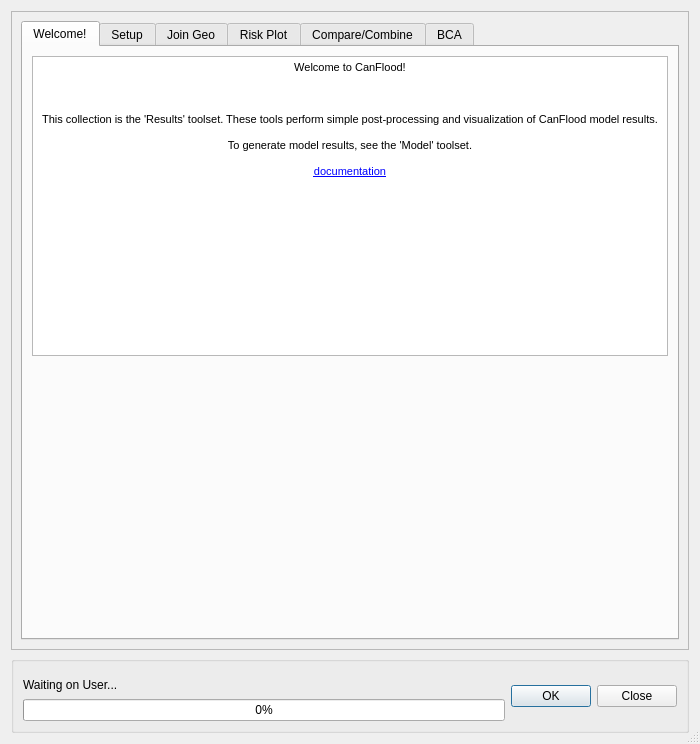
First picture: the form in canflood/results/results.ui, repository NRCan/CanFlood, before the edit.
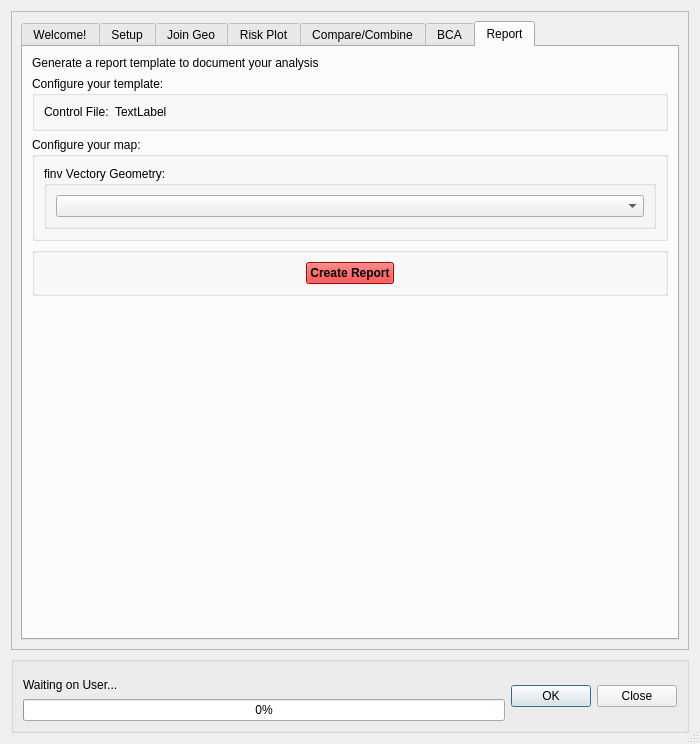
Second picture: the form after the edit. The open tabs and pages were chosen to show the change. Icons and pictures are not drawn. Custom widgets are drawn as their Qt base class.

What changed in the file:
```diff
--- a/canflood/results/results.ui
+++ b/canflood/results/results.ui
@@ -56,7 +56,7 @@
        </sizepolicy>
       </property>
       <layout class="QGridLayout" name="gridLayout_5">
-       <item row="0" column="0">
+       <item row="0" column="1">
         <widget class="QTabWidget" name="tabWidget">
          <property name="sizePolicy">
           <sizepolicy hsizetype="Minimum" vsizetype="Minimum">
@@ -4815,6 +4815,565 @@
            </item>
           </layout>
          </widget>
+         <widget class="QWidget" name="tab">
+          <attribute name="title">
+           <string>Report</string>
+          </attribute>
+          <layout class="QVBoxLayout" name="verticalLayout_7">
+           <item>
+            <widget class="QLabel" name="label_14">
+             <property name="text">
+              <string>Generate a report template to document your analysis</string>
+             </property>
+            </widget>
+           </item>
+           <item>
+            <widget class="QGroupBox" name="groupBox_15">
+             <property name="title">
+              <string>Configure your template:</string>
+             </property>
+             <layout class="QVBoxLayout" name="verticalLayout_8">
+              <item>
+               <layout class="QFormLayout" name="formLayout_2">
+                <item row="0" column="0">
+                 <widget class="QLabel" name="label_15">
+                  <property name="text">
+                   <string>Control File:</string>
+                  </property>
+                 </widget>
+                </item>
+                <item row="0" column="1">
+                 <widget class="QLabel" name="label_16">
+                  <property name="text">
+                   <string>TextLabel</string>
+                  </property>
+                 </widget>
+                </item>
+               </layout>
+              </item>
+             </layout>
+            </widget>
+           </item>
+           <item>
+            <widget class="QGroupBox" name="groupBox_17">
+             <property name="title">
+              <string>Configure your map:</string>
+             </property>
+             <layout class="QVBoxLayout" name="verticalLayout_23">
+              <item>
+               <widget class="QGroupBox" name="verticalGroupBox_9">
+                <property name="toolTip">
+                 <string>Select the original finv data to join the tabular model results to</string>
+                </property>
+                <property name="title">
+                 <string>finv Vectory Geometry:</string>
+                </property>
+                <layout class="QVBoxLayout" name="verticalLayout_14">
+                 <item>
+                  <layout class="QHBoxLayout" name="horizontalLayout_18">
+                   <item>
+                    <widget class="QgsMapLayerComboBox" name="comboBox_JGfinv_2">
+                     <property name="toolTip">
+                      <string>Select </string>
+                     </property>
+                     <property name="showCrs">
+                      <bool>true</bool>
+                     </property>
+                    </widget>
+                   </item>
+                  </layout>
+                 </item>
+                </layout>
+               </widget>
+              </item>
+             </layout>
+            </widget>
+           </item>
+           <item>
+            <widget class="QGroupBox" name="groupBox_16">
+             <property name="title">
+              <string/>
+             </property>
+             <layout class="QVBoxLayout" name="verticalLayout_9">
+              <item alignment="Qt::AlignHCenter">
+               <widget class="QPushButton" name="pushButton_cba_plot_2">
+                <property name="sizePolicy">
+                 <sizepolicy hsizetype="Fixed" vsizetype="Fixed">
+                  <horstretch>0</horstretch>
+                  <verstretch>0</verstretch>
+                 </sizepolicy>
+                </property>
+                <property name="palette">
+                 <palette>
+                  <active>
+                   <colorrole role="WindowText">
+                    <brush brushstyle="SolidPattern">
+                     <color alpha="255">
+                      <red>0</red>
+                      <green>0</green>
+                      <blue>0</blue>
+                     </color>
+                    </brush>
+                   </colorrole>
+                   <colorrole role="Button">
+                    <brush brushstyle="SolidPattern">
+                     <color alpha="255">
+                      <red>255</red>
+                      <green>0</green>
+                      <blue>0</blue>
+                     </color>
+                    </brush>
+                   </colorrole>
+                   <colorrole role="Light">
+                    <brush brushstyle="SolidPattern">
+                     <color alpha="255">
+                      <red>255</red>
+                      <green>127</green>
+                      <blue>127</blue>
+                     </color>
+                    </brush>
+                   </colorrole>
+                   <colorrole role="Midlight">
+                    <brush brushstyle="SolidPattern">
+                     <color alpha="255">
+                      <red>255</red>
+                      <green>63</green>
+                      <blue>63</blue>
+                     </color>
+                    </brush>
+                   </colorrole>
+                   <colorrole role="Dark">
+                    <brush brushstyle="SolidPattern">
+                     <color alpha="255">
+                      <red>127</red>
+                      <green>0</green>
+                      <blue>0</blue>
+                     </color>
+                    </brush>
+                   </colorrole>
+                   <colorrole role="Mid">
+                    <brush brushstyle="SolidPattern">
+                     <color alpha="255">
+                      <red>170</red>
+                      <green>0</green>
+                      <blue>0</blue>
+                     </color>
+                    </brush>
+                   </colorrole>
+                   <colorrole role="Text">
+                    <brush brushstyle="SolidPattern">
+                     <color alpha="255">
+                      <red>0</red>
+                      <green>0</green>
+                      <blue>0</blue>
+                     </color>
+                    </brush>
+                   </colorrole>
+                   <colorrole role="BrightText">
+                    <brush brushstyle="SolidPattern">
+                     <color alpha="255">
+                      <red>255</red>
+                      <green>255</green>
+                      <blue>255</blue>
+                     </color>
+                    </brush>
+                   </colorrole>
+                   <colorrole role="ButtonText">
+                    <brush brushstyle="SolidPattern">
+                     <color alpha="255">
+                      <red>0</red>
+                      <green>0</green>
+                      <blue>0</blue>
+                     </color>
+                    </brush>
+                   </colorrole>
+                   <colorrole role="Base">
+                    <brush brushstyle="SolidPattern">
+                     <color alpha="255">
+                      <red>255</red>
+                      <green>255</green>
+                      <blue>255</blue>
+                     </color>
+                    </brush>
+                   </colorrole>
+                   <colorrole role="Window">
+                    <brush brushstyle="SolidPattern">
+                     <color alpha="255">
+                      <red>255</red>
+                      <green>0</green>
+                      <blue>0</blue>
+                     </color>
+                    </brush>
+                   </colorrole>
+                   <colorrole role="Shadow">
+                    <brush brushstyle="SolidPattern">
+                     <color alpha="255">
+                      <red>0</red>
+                      <green>0</green>
+                      <blue>0</blue>
+                     </color>
+                    </brush>
+                   </colorrole>
+                   <colorrole role="AlternateBase">
+                    <brush brushstyle="SolidPattern">
+                     <color alpha="255">
+                      <red>255</red>
+                      <green>127</green>
+                      <blue>127</blue>
+                     </color>
+                    </brush>
+                   </colorrole>
+                   <colorrole role="ToolTipBase">
+                    <brush brushstyle="SolidPattern">
+                     <color alpha="255">
+                      <red>255</red>
+                      <green>255</green>
+                      <blue>220</blue>
+                     </color>
+                    </brush>
+                   </colorrole>
+                   <colorrole role="ToolTipText">
+                    <brush brushstyle="SolidPattern">
+                     <color alpha="255">
+                      <red>0</red>
+                      <green>0</green>
+                      <blue>0</blue>
+                     </color>
+                    </brush>
+                   </colorrole>
+                   <colorrole role="PlaceholderText">
+                    <brush brushstyle="NoBrush">
+                     <color alpha="128">
+                      <red>0</red>
+                      <green>0</green>
+                      <blue>0</blue>
+                     </color>
+                    </brush>
+                   </colorrole>
+                  </active>
+                  <inactive>
+                   <colorrole role="WindowText">
+                    <brush brushstyle="SolidPattern">
+                     <color alpha="255">
+                      <red>0</red>
+                      <green>0</green>
+                      <blue>0</blue>
+                     </color>
+                    </brush>
+                   </colorrole>
+                   <colorrole role="Button">
+                    <brush brushstyle="SolidPattern">
+                     <color alpha="255">
+                      <red>255</red>
+                      <green>0</green>
+                      <blue>0</blue>
+                     </color>
+                    </brush>
+                   </colorrole>
+                   <colorrole role="Light">
+                    <brush brushstyle="SolidPattern">
+                     <color alpha="255">
+                      <red>255</red>
+                      <green>127</green>
+                      <blue>127</blue>
+                     </color>
+                    </brush>
+                   </colorrole>
+                   <colorrole role="Midlight">
+                    <brush brushstyle="SolidPattern">
+                     <color alpha="255">
+                      <red>255</red>
+                      <green>63</green>
+                      <blue>63</blue>
+                     </color>
+                    </brush>
+                   </colorrole>
+                   <colorrole role="Dark">
+                    <brush brushstyle="SolidPattern">
+                     <color alpha="255">
+                      <red>127</red>
+                      <green>0</green>
+                      <blue>0</blue>
+                     </color>
+                    </brush>
+                   </colorrole>
+                   <colorrole role="Mid">
+                    <brush brushstyle="SolidPattern">
+                     <color alpha="255">
+                      <red>170</red>
+                      <green>0</green>
+                      <blue>0</blue>
+                     </color>
+                    </brush>
+                   </colorrole>
+                   <colorrole role="Text">
+                    <brush brushstyle="SolidPattern">
+                     <color alpha="255">
+                      <red>0</red>
+                      <green>0</green>
+                      <blue>0</blue>
+                     </color>
+                    </brush>
+                   </colorrole>
+                   <colorrole role="BrightText">
+                    <brush brushstyle="SolidPattern">
+                     <color alpha="255">
+                      <red>255</red>
+                      <green>255</green>
+                      <blue>255</blue>
+                     </color>
+                    </brush>
+                   </colorrole>
+                   <colorrole role="ButtonText">
+                    <brush brushstyle="SolidPattern">
+                     <color alpha="255">
+                      <red>0</red>
+                      <green>0</green>
+                      <blue>0</blue>
+                     </color>
+                    </brush>
+                   </colorrole>
+                   <colorrole role="Base">
+                    <brush brushstyle="SolidPattern">
+                     <color alpha="255">
+                      <red>255</red>
+                      <green>255</green>
+                      <blue>255</blue>
+                     </color>
+                    </brush>
+                   </colorrole>
+                   <colorrole role="Window">
+                    <brush brushstyle="SolidPattern">
+                     <color alpha="255">
+                      <red>255</red>
+                      <green>0</green>
+                      <blue>0</blue>
+                     </color>
+                    </brush>
+                   </colorrole>
+                   <colorrole role="Shadow">
+                    <brush brushstyle="SolidPattern">
+                     <color alpha="255">
+                      <red>0</red>
+                      <green>0</green>
+                      <blue>0</blue>
+                     </color>
+                    </brush>
+                   </colorrole>
+                   <colorrole role="AlternateBase">
+                    <brush brushstyle="SolidPattern">
+                     <color alpha="255">
+                      <red>255</red>
+                      <green>127</green>
+                      <blue>127</blue>
+                     </color>
+                    </brush>
+                   </colorrole>
+                   <colorrole role="ToolTipBase">
+                    <brush brushstyle="SolidPattern">
+                     <color alpha="255">
+                      <red>255</red>
+                      <green>255</green>
+                      <blue>220</blue>
+                     </color>
+                    </brush>
+                   </colorrole>
+                   <colorrole role="ToolTipText">
+                    <brush brushstyle="SolidPattern">
+                     <color alpha="255">
+                      <red>0</red>
+                      <green>0</green>
+                      <blue>0</blue>
+                     </color>
+                    </brush>
+                   </colorrole>
+                   <colorrole role="PlaceholderText">
+                    <brush brushstyle="NoBrush">
+                     <color alpha="128">
+                      <red>0</red>
+                      <green>0</green>
+                      <blue>0</blue>
+                     </color>
+                    </brush>
+                   </colorrole>
+                  </inactive>
+                  <disabled>
+                   <colorrole role="WindowText">
+                    <brush brushstyle="SolidPattern">
+                     <color alpha="255">
+                      <red>127</red>
+                      <green>0</green>
+                      <blue>0</blue>
+                     </color>
+                    </brush>
+                   </colorrole>
+                   <colorrole role="Button">
+                    <brush brushstyle="SolidPattern">
+                     <color alpha="255">
+                      <red>255</red>
+                      <green>0</green>
+                      <blue>0</blue>
+                     </color>
+                    </brush>
+                   </colorrole>
+                   <colorrole role="Light">
+                    <brush brushstyle="SolidPattern">
+                     <color alpha="255">
+                      <red>255</red>
+                      <green>127</green>
+                      <blue>127</blue>
+                     </color>
+                    </brush>
+                   </colorrole>
+                   <colorrole role="Midlight">
+                    <brush brushstyle="SolidPattern">
+                     <color alpha="255">
+                      <red>255</red>
+                      <green>63</green>
+                      <blue>63</blue>
+                     </color>
+                    </brush>
+                   </colorrole>
+                   <colorrole role="Dark">
+                    <brush brushstyle="SolidPattern">
+                     <color alpha="255">
+                      <red>127</red>
+                      <green>0</green>
+                      <blue>0</blue>
+                     </color>
+                    </brush>
+                   </colorrole>
+                   <colorrole role="Mid">
+                    <brush brushstyle="SolidPattern">
+                     <color alpha="255">
+                      <red>170</red>
+                      <green>0</green>
+                      <blue>0</blue>
+                     </color>
+                    </brush>
+                   </colorrole>
+                   <colorrole role="Text">
+                    <brush brushstyle="SolidPattern">
+                     <color alpha="255">
+                      <red>127</red>
+                      <green>0</green>
+                      <blue>0</blue>
+                     </color>
+                    </brush>
+                   </colorrole>
+                   <colorrole role="BrightText">
+                    <brush brushstyle="SolidPattern">
+                     <color alpha="255">
+                      <red>255</red>
+                      <green>255</green>
+                      <blue>255</blue>
+                     </color>
+                    </brush>
+                   </colorrole>
+                   <colorrole role="ButtonText">
+                    <brush brushstyle="SolidPattern">
+                     <color alpha="255">
+                      <red>127</red>
+                      <green>0</green>
+                      <blue>0</blue>
+                     </color>
+                    </brush>
+                   </colorrole>
+                   <colorrole role="Base">
+                    <brush brushstyle="SolidPattern">
+                     <color alpha="255">
+                      <red>255</red>
+                      <green>0</green>
+                      <blue>0</blue>
+                     </color>
+                    </brush>
+                   </colorrole>
+                   <colorrole role="Window">
+                    <brush brushstyle="SolidPattern">
+                     <color alpha="255">
+                      <red>255</red>
+                      <green>0</green>
+                      <blue>0</blue>
+                     </color>
+                    </brush>
+                   </colorrole>
+                   <colorrole role="Shadow">
+                    <brush brushstyle="SolidPattern">
+                     <color alpha="255">
+                      <red>0</red>
+                      <green>0</green>
+                      <blue>0</blue>
+                     </color>
+                    </brush>
+                   </colorrole>
+                   <colorrole role="AlternateBase">
+                    <brush brushstyle="SolidPattern">
+                     <color alpha="255">
+                      <red>255</red>
+                      <green>0</green>
+                      <blue>0</blue>
+                     </color>
+                    </brush>
+                   </colorrole>
+                   <colorrole role="ToolTipBase">
+                    <brush brushstyle="SolidPattern">
+                     <color alpha="255">
+                      <red>255</red>
+                      <green>255</green>
+                      <blue>220</blue>
+                     </color>
+                    </brush>
+                   </colorrole>
+                   <colorrole role="ToolTipText">
+                    <brush brushstyle="SolidPattern">
+                     <color alpha="255">
+                      <red>0</red>
+                      <green>0</green>
+                      <blue>0</blue>
+                     </color>
+                    </brush>
+                   </colorrole>
+                   <colorrole role="PlaceholderText">
+                    <brush brushstyle="NoBrush">
+                     <color alpha="128">
+                      <red>0</red>
+                      <green>0</green>
+                      <blue>0</blue>
+                     </color>
+                    </brush>
+                   </colorrole>
+                  </disabled>
+                 </palette>
+                </property>
+                <property name="font">
+                 <font>
+                  <weight>75</weight>
+                  <bold>true</bold>
+                 </font>
+                </property>
+                <property name="text">
+                 <string>Create Report</string>
+                </property>
+               </widget>
+              </item>
+             </layout>
+            </widget>
+           </item>
+           <item>
+            <spacer name="verticalSpacer_7">
+             <property name="orientation">
+              <enum>Qt::Vertical</enum>
+             </property>
+             <property name="sizeHint" stdset="0">
+              <size>
+               <width>20</width>
+               <height>40</height>
+              </size>
+             </property>
+            </spacer>
+           </item>
+          </layout>
+         </widget>
         </widget>
        </item>
       </layout>
```
